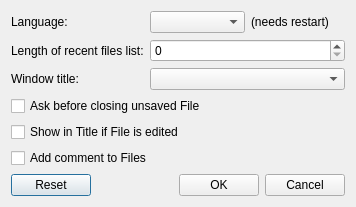
First picture: the form in jdAppdataEdit/SettingsWindow.ui, repository JakobDev/jdAppStreamEdit, before the edit.
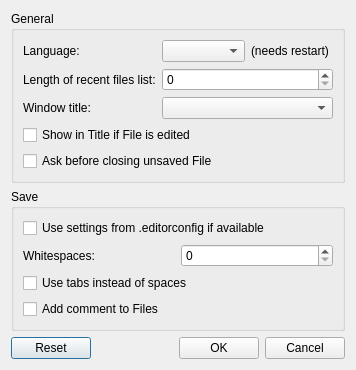
Second picture: the form after the edit.

```diff
--- a/jdAppdataEdit/SettingsWindow.ui
+++ b/jdAppdataEdit/SettingsWindow.ui
@@ -7,12 +7,18 @@
     <x>0</x>
     <y>0</y>
     <width>356</width>
-    <height>206</height>
+    <height>340</height>
    </rect>
   </property>
   <property name="windowTitle">
    <string>Settings</string>
   </property>
+  <layout class="QVBoxLayout" name="verticalLayout_3">
+   <item>
+    <widget class="QGroupBox" name="groupBox">
+     <property name="title">
+      <string>General</string>
+     </property>
   <layout class="QVBoxLayout" name="verticalLayout">
    <item>
     <layout class="QFormLayout" name="formLayout">
@@ -66,13 +72,6 @@
      </item>
     </layout>
    </item>
-   <item>
-    <widget class="QCheckBox" name="check_save_check_box">
-     <property name="text">
-      <string>Ask before closing unsaved File</string>
-     </property>
-    </widget>
-   </item>
    <item>
     <widget class="QCheckBox" name="title_edited_check_box">
      <property name="text">
@@ -81,10 +80,57 @@
     </widget>
    </item>
    <item>
+       <widget class="QCheckBox" name="check_save_check_box">
+        <property name="text">
+         <string>Ask before closing unsaved File</string>
+        </property>
+       </widget>
+      </item>
+     </layout>
+    </widget>
+   </item>
+   <item>
+    <widget class="QGroupBox" name="groupBox_2">
+     <property name="title">
+      <string>Save</string>
+     </property>
+     <layout class="QVBoxLayout" name="verticalLayout_2">
+      <item>
+       <widget class="QCheckBox" name="use_editorconfig_check_box">
+        <property name="text">
+         <string>Use settings from .editorconfig if available</string>
+        </property>
+       </widget>
+      </item>
+      <item>
+       <layout class="QHBoxLayout" name="horizontalLayout">
+        <item>
+         <widget class="QLabel" name="whitespace_label">
+          <property name="text">
+           <string>Whitespaces:</string>
+          </property>
+         </widget>
+        </item>
+        <item>
+         <widget class="QSpinBox" name="whitespace_spin_box"/>
+        </item>
+       </layout>
+      </item>
+      <item>
+       <widget class="QCheckBox" name="use_tabs_check_box">
+        <property name="text">
+         <string>Use tabs instead of spaces</string>
+        </property>
+       </widget>
+      </item>
+      <item>
     <widget class="QCheckBox" name="add_comment_check_box">
      <property name="text">
       <string>Add comment to Files</string>
      </property>
+       </widget>
+      </item>
+     </layout>
     </widget>
    </item>
    <item>
```
Lines whose indentation alone changed are shown as unchanged.
